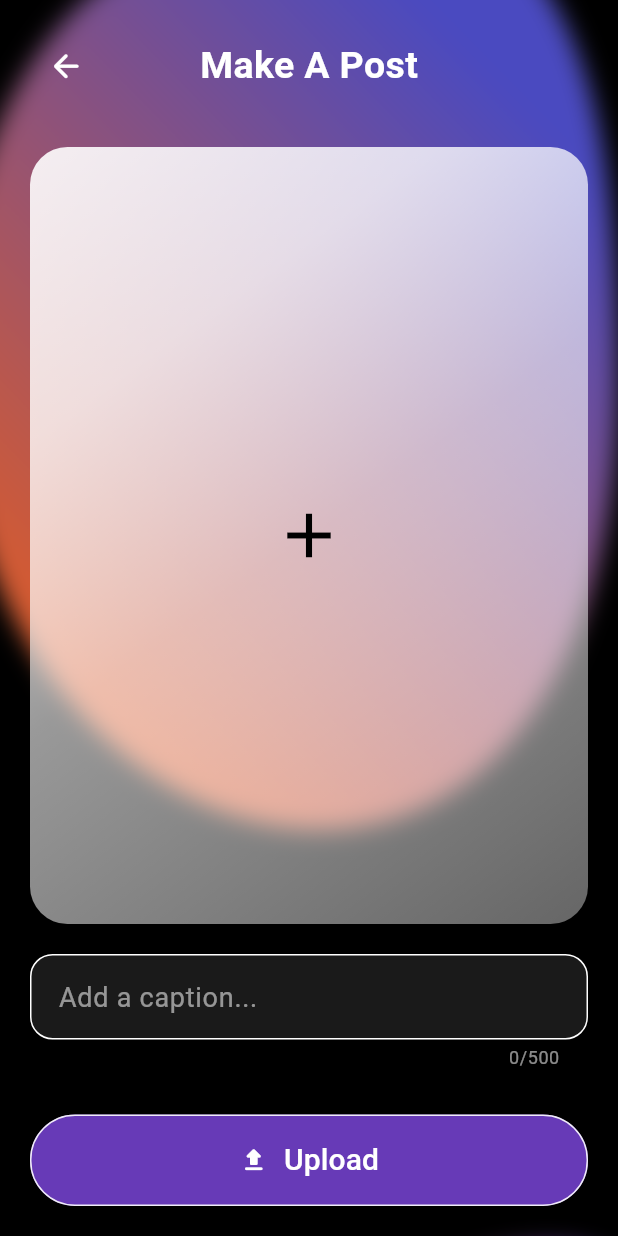
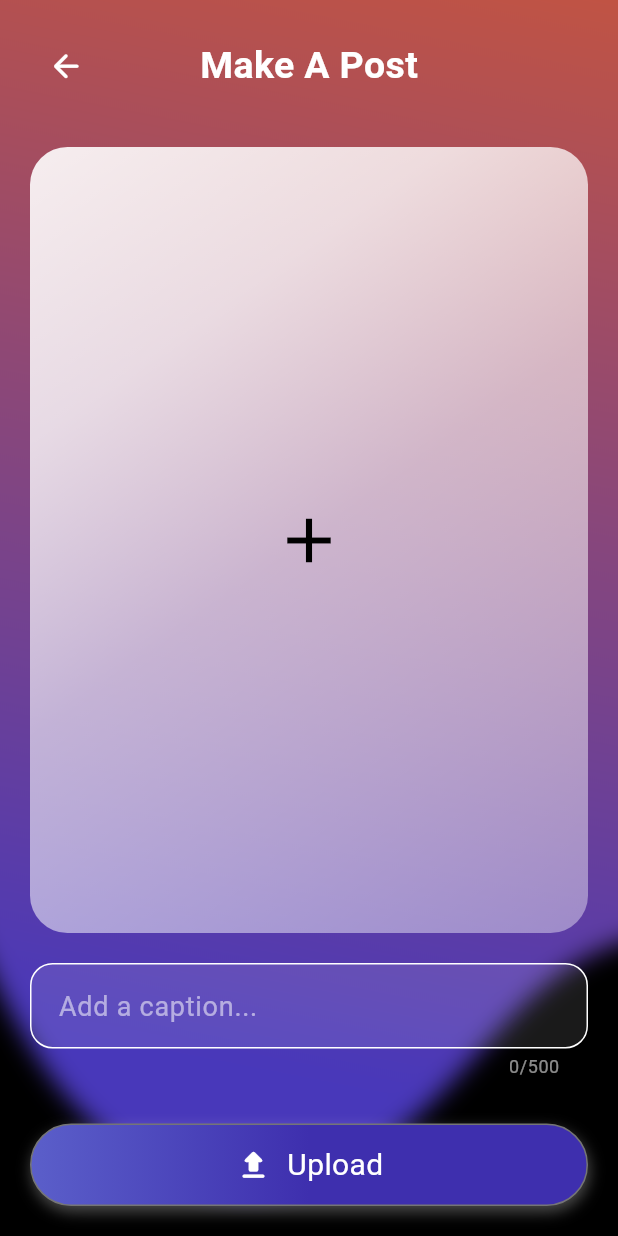
Before and after one commit to GavCoder/aperture, a Flutter app: the AddPostScreen screen opened by its route, on a phone screen of 412 x 824 dp. Run offline on Flutter 3.47's test engine with Material 3 defaults, Android fonts, the phone set to English and light mode, and no system bars; our stand-ins replace flutter_svg, popover; Roboto replaces fonts that are missing (Poppins).

Commit message:
Cleaning code, setting blob the right way, changed colors of buttons. Mostly cosmetic changes

```diff
--- /dev/null
+++ b/devtools_options.yaml
@@ -0,0 +1,3 @@
+description: This file stores settings for Dart & Flutter DevTools.
+documentation: https://docs.flutter.dev/tools/devtools/extensions#configure-extension-enablement-states
+extensions:
--- a/lib/screens/add_post_screen.dart
+++ b/lib/screens/add_post_screen.dart
@@ -1,9 +1,9 @@
 import 'package:aperture/utils/colors.dart';
-import 'package:aperture/widgets/app_button.dart';
+import 'package:aperture/widgets/app_button2.dart';
 import 'package:aperture/widgets/blobs.dart';
 import 'package:aperture/widgets/caption_textfield.dart';
+import 'package:aperture/widgets/header.dart';
 import 'package:flutter/material.dart';
-import 'package:flutter/services.dart';
 
 class AddPostScreen extends StatefulWidget {
   const AddPostScreen({super.key});
@@ -13,8 +13,8 @@ class AddPostScreen extends StatefulWidget {
 }
 
 class _AddPostScreenState extends State<AddPostScreen> {
-  TextEditingController _captionController = TextEditingController();
-  FocusNode _captionFocusNode = FocusNode();
+  final TextEditingController _captionController = TextEditingController();
+  final FocusNode _captionFocusNode = FocusNode();
 
   @override
   void initState() {
@@ -36,56 +36,23 @@ class _AddPostScreenState extends State<AddPostScreen> {
 
   @override
   Widget build(BuildContext context) {
-
     //TODO: Clean up the code and make it more modular by creating separate widgets for the post image, caption input, and upload button. Also, add functionality to actually upload the post and handle errors appropriately.
     return Scaffold(
       body: Stack(
         children: [
           const Blobs(
-            blobPath: 'assets/blobs/blob3.svg',
-            svgWidth: 490,
-            topPosition: -100,
-            leftPosition: -50,
-          ),
-          const Blobs(
-            blobPath: 'assets/blobs/blob1.svg',
-            svgWidth: 490,
-            topPosition: 800,
-            leftPosition: 50,
+            blobPath: 'assets/blobs/blob4.svg',
+            svgWidth: 1300,
+            topPosition: -420,
+            leftPosition: -550,
           ),
           SafeArea(
             child: Padding(
               padding: const EdgeInsets.all(20),
               child: Column(
                 children: [
-                  Stack(
-                    children: [
-                      Align(
-                        alignment: Alignment.center,
-                        child: Text(
-                          'Make A Post',
-                          style: TextStyle(
-                            color: Colors.white,
-                            fontSize: 25,
-                            fontWeight: FontWeight.bold,
-                          ),
-                        ),
-                      ),
-                      Align(
-                        alignment: Alignment.centerLeft,
-                        child: IconButton(
-                          icon: const Icon(
-                            Icons.arrow_back_rounded,
-                            color: Colors.white,
-                            size: 25,
-                          ),
-                          onPressed: () {
-                            Navigator.pop(context);
-                          },
-                        ),
-                      ),
-                    ],
-                    alignment: Alignment.centerLeft,
+                  const Header(
+                    title: 'Make A Post',
                   ),
                   const SizedBox(
                     height: 30,
@@ -103,18 +70,18 @@ class _AddPostScreenState extends State<AddPostScreen> {
                         decoration: BoxDecoration(
                           gradient: LinearGradient(
                             colors: [
-                              Colors.white.withOpacity(0.9),
-                              Colors.white10.withOpacity(0.8),
-                              Colors.white24.withOpacity(0.6),
-                              Colors.white38.withOpacity(0.5),
-                              Colors.white54.withOpacity(0.4),
+                              Colors.white.withValues(alpha: 0.9),
+                              Colors.white10.withValues(alpha: 0.8),
+                              Colors.white24.withValues(alpha: 0.6),
+                              Colors.white38.withValues(alpha: 0.5),
+                              Colors.white54.withValues(alpha: 0.4),
                             ],
                             begin: Alignment.topLeft,
                             end: Alignment.bottomRight,
                           ),
                           borderRadius: BorderRadius.circular(25),
                         ),
-                        child: Center(
+                        child: const Center(
                           child: Icon(
                             Icons.add,
                             color: AppColors.overlayDark,
@@ -124,22 +91,24 @@ class _AddPostScreenState extends State<AddPostScreen> {
                       ),
                     ),
                   ),
-                  SizedBox(
+                  const SizedBox(
                     height: 20,
                   ),
-                  CaptionTextField(captionController: _captionController, captionFocusNode: _captionFocusNode),
+                  CaptionTextField(
+                      captionController: _captionController,
+                      captionFocusNode: _captionFocusNode),
                   const SizedBox(
                     height: 30,
                   ),
-                  AppButton(
-                    btnText: Row(
+                  AppButton2(
+                    btnTitle: const Row(
                       mainAxisSize: MainAxisSize.min,
                       mainAxisAlignment: MainAxisAlignment.center,
                       children: [
                         Icon(
                           Icons.file_upload_rounded,
                           color: Colors.white,
-                          size: 20,
+                          size: 25,
                         ),
                         SizedBox(
                           width: 10,
@@ -153,7 +122,6 @@ class _AddPostScreenState extends State<AddPostScreen> {
                         ),
                       ],
                     ),
-                    btnColor: Colors.deepPurple,//AppColors.gradientPurple,
                     onPressed: () {
                       ScaffoldMessenger.of(context).showSnackBar(
                         const SnackBar(
--- a/lib/screens/register_screen.dart
+++ b/lib/screens/register_screen.dart
@@ -1,6 +1,6 @@
 import 'package:aperture/utils/colors.dart';
 import 'package:aperture/providers/register_form_provider.dart';
-import 'package:aperture/widgets/app_button.dart';
+import 'package:aperture/widgets/app_button1.dart';
 import 'package:aperture/widgets/blobs.dart';
 import 'package:aperture/widgets/logo_section.dart';
 import 'package:aperture/widgets/tab_buttons.dart';
@@ -204,8 +204,8 @@ class _RegisterScreenViewState extends State<_RegisterScreenView> {
                         ),
                       ),
                       const SizedBox(height: 30),
-                      AppButton(
-                        btnText: const Text('Register'),
+                      AppButton1(
+                        btnText: 'Register',
                         onPressed: () {
                           if (_validateAllFields()) {
                             ScaffoldMessenger.of(context).showSnackBar(
--- a/lib/utils/colors.dart
+++ b/lib/utils/colors.dart
@@ -28,6 +28,16 @@ class AppColors {
     Colors.black.withOpacity(0.8),
   ];
 
+  // Login Button Background color gradient
+  static const Color loginButtonBackgroundColor = Color(0xFF634CA6);
+
+  // Save/Upload Button Backkground color gradient
+  static const List<Color> uploadButtonBackgroundColor = [
+    Color(0xFF5B5FCA),
+    Color(0xFF3E2FAE),
+    Color(0xFF3E2FAE),
+  ];
+
   // Icon Colors
   static const Color iconWhite = Colors.white;
   static const Color iconDarkGrey = Color(0xFF1F2937);
@@ -40,6 +50,10 @@ class AppColors {
   static const Color textWhite = Colors.white;
   static const Color textDarkGrey = Color.fromARGB(255, 41, 41, 41);
   static const Color textLightGrey = Color(0xFF6B7280);
+
+  // Button Border Color
+  static Color loginButtonBorderColor() => Colors.grey.shade500;
+  static Color uploadButtonBorderColor() => Colors.grey.shade600;
 
   // Transparent/Overlay Colors
   static const Color overlayDark = Color(0xFF000000);
@@ -56,7 +70,6 @@ class AppColors {
   // Button and Input Colors
   static Color inputFillColor = whiteWithOpacity(0.15);
   static Color inputBorderColor = whiteWithOpacity(0.9);
-  static Color buttonBackgroundColor = whiteWithOpacity(0.2);
   static Color hintTextColor = whiteWithOpacity(0.6);
   static Color tabBackgroundColor = whiteWithOpacity(0.25);
   static Color tabBackgroundInactiveColor = blackWithOpacity(0.3);
--- a/lib/widgets/app_button.dart
+++ /dev/null
@@ -1,37 +0,0 @@
-import 'package:aperture/utils/colors.dart';
-import 'package:flutter/material.dart';
-
-class AppButton extends StatelessWidget {
-  final Widget btnText;
-  final Color? btnColor;
-  final VoidCallback onPressed; // Callback function for button press (Changed from type Function to VoidCallback for better type safety, because VoidCallback is a typedef for a function that takes no arguments and returns void, which is more specific than Function)
-
-  const AppButton({
-    super.key,
-    required this.btnText,
-    required this.onPressed,
-    this.btnColor,
-  });
-
-  @override
-  Widget build(BuildContext context) {
-    return SizedBox(
-      width: double.infinity,
-      child: ElevatedButton(
-        onPressed: onPressed,
-        style: ElevatedButton.styleFrom(
-          elevation: 8,
-          backgroundColor: btnColor ?? AppColors.buttonBackgroundColor,
-          padding: const EdgeInsets.symmetric(vertical: 16),
-          shape: RoundedRectangleBorder(
-            borderRadius: BorderRadius.circular(30),
-            side: BorderSide(
-              color: AppColors.inputBorderColor,
-            ),
-          ),
-        ),
-        child: btnText,
-      ),
-    );
-  }
-}
--- /dev/null
+++ b/lib/widgets/app_button2.dart
@@ -0,0 +1,41 @@
+import 'package:aperture/utils/colors.dart';
+import 'package:flutter/material.dart';
+
+class AppButton2 extends StatelessWidget {
+  final Widget btnTitle;
+  final VoidCallback
+      onPressed; // Callback function for button press (Changed from type Function to VoidCallback for better type safety, because VoidCallback is a typedef for a function that takes no arguments and returns void, which is more specific than Function)
+
+  const AppButton2({
+    super.key,
+    required this.btnTitle,
+    required this.onPressed,
+  });
+
+  @override
+  Widget build(BuildContext context) {
+    return Container(
+      width: double.infinity,
+      height: 55,
+      decoration: BoxDecoration(
+        gradient: const LinearGradient(
+          colors: AppColors.uploadButtonBackgroundColor,
+          begin: Alignment.centerLeft,
+          end: Alignment.centerRight,
+        ),
+        boxShadow: [
+          BoxShadow(
+            color: Colors.white.withValues(alpha: 0.3),
+            offset: const Offset(1, 4),
+            blurRadius: 8,
+          ),
+        ],
+        borderRadius: BorderRadius.circular(30),
+        border: Border.all(
+          color: AppColors.uploadButtonBorderColor(),
+        ),
+      ),
+      child: btnTitle,
+    );
+  }
+}
--- /dev/null
+++ b/lib/widgets/header.dart
@@ -0,0 +1,43 @@
+import 'package:flutter/material.dart';
+
+class Header extends StatelessWidget {
+
+  final String title;
+  const Header({
+    super.key,
+    required this.title,
+  });
+
+  @override
+  Widget build(BuildContext context) {
+    return Stack(
+      alignment: Alignment.centerLeft,
+      children: [
+        Align(
+          alignment: Alignment.center,
+          child: Text(
+            title,
+            style: const TextStyle(
+              color: Colors.white,
+              fontSize: 25,
+              fontWeight: FontWeight.bold,
+            ),
+          ),
+        ),
+        Align(
+          alignment: Alignment.centerLeft,
+          child: IconButton(
+            icon: const Icon(
+              Icons.arrow_back_rounded,
+              color: Colors.white,
+              size: 25,
+            ),
+            onPressed: () {
+              Navigator.pop(context);
+            },
+          ),
+        ),
+      ],
+    );
+  }
+}
```
Also changed, not shown: lib/screens/feed_screen.dart (+4 -4 lines), lib/screens/login_screen.dart (+11 -6 lines), lib/screens/profile_screen.dart (+13 -36 lines), lib/widgets/app_button1.dart (added, +60 -0 lines), assets/blobs/blob4.svg (added), lib/themes/dark_mode.dart (line endings or trailing spaces), pubspec.lock.
